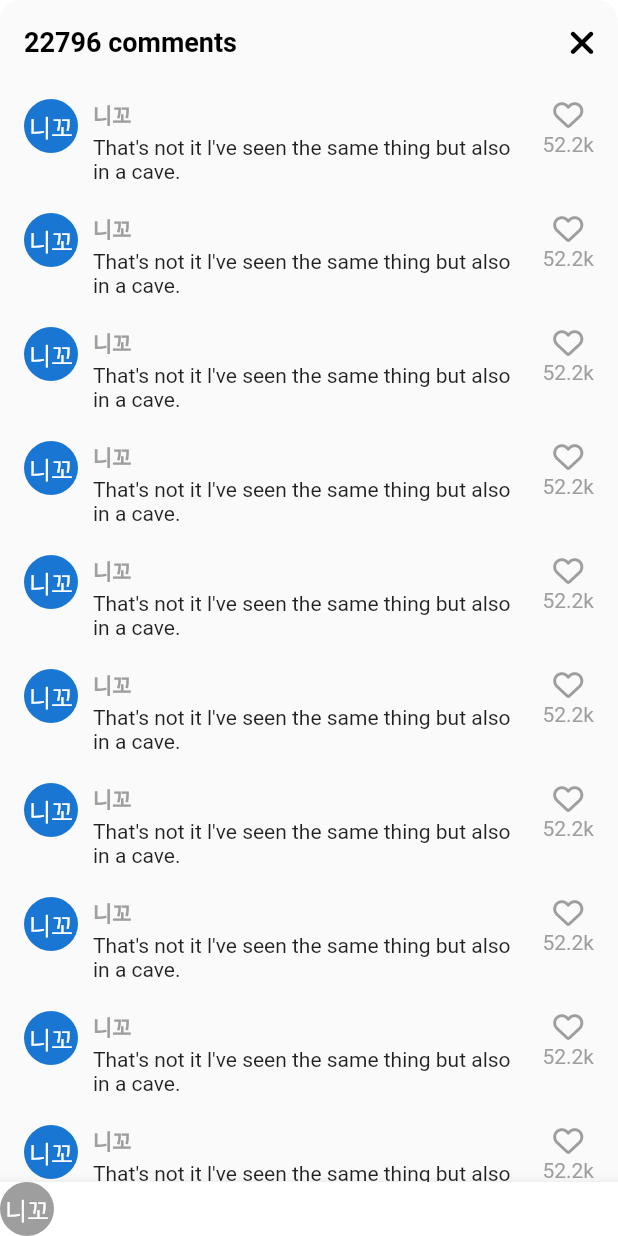
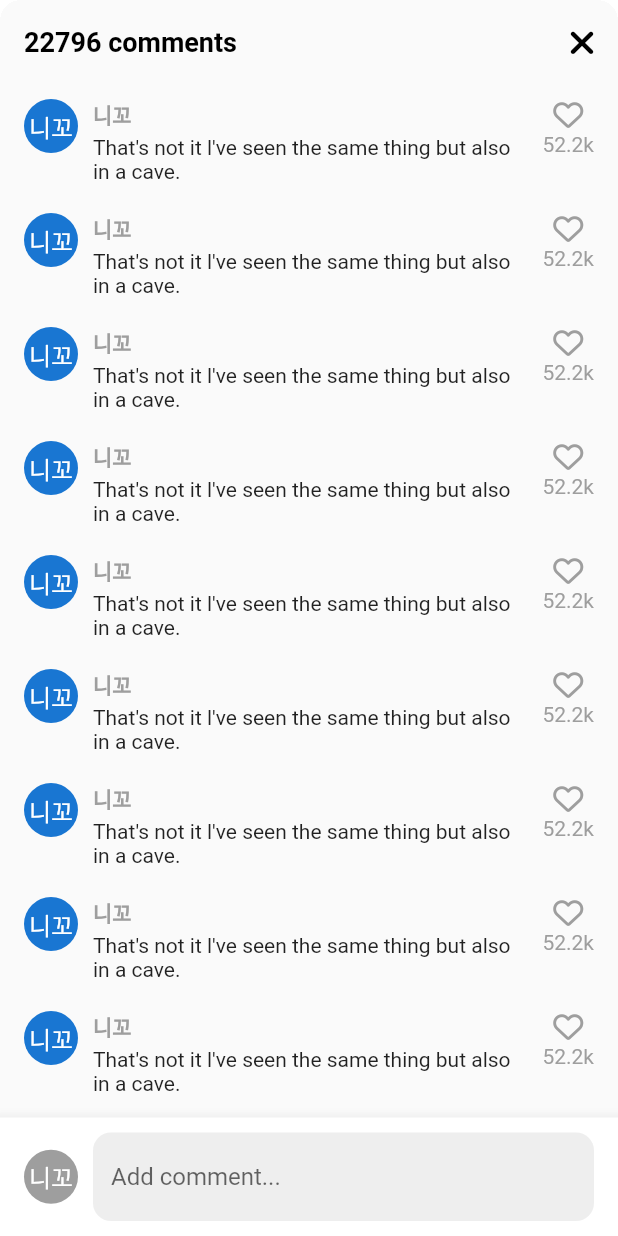
Before and after one commit to jiunson/tiktok_clone_2nd, a Flutter app: the VideoComments screen opened directly, on a phone screen of 412 x 824 dp. Run offline on Flutter 3.47's test engine with Material 2 defaults, Android fonts, the phone set to English and light mode, and no system bars; our stand-ins replace font_awesome_flutter, video_player, visibility_detector; network calls fail.

Commit message:
@8.2 Add Comment

```diff
--- a/lib/features/main_navigation/main_navigation_screen.dart
+++ b/lib/features/main_navigation/main_navigation_screen.dart
@@ -38,6 +38,7 @@ class _MainNavgationScreenState extends State<MainNavgationScreen> {
   @override
   Widget build(BuildContext context) {
     return Scaffold(
+      resizeToAvoidBottomInset: false, // 화면 키보드를 피하기 위해 자체 크기를 조정 설정
       backgroundColor: _selectedIndex == 0 ? Colors.black : Colors.white,
       body: Stack(children: [
         Offstage(
--- a/lib/features/videos/widgets/video_comments.dart
+++ b/lib/features/videos/widgets/video_comments.dart
@@ -17,7 +17,9 @@ class _VideoCommentsState extends State<VideoComments> {
 
   @override
   Widget build(BuildContext context) {
+    final size = MediaQuery.of(context).size;
     return Container(
+      height: size.height * 0.75, // bottomsheet 높이 설정.
       clipBehavior: Clip.hardEdge,
       decoration: BoxDecoration(
         borderRadius: BorderRadius.circular(Sizes.size14),
@@ -35,7 +37,9 @@ class _VideoCommentsState extends State<VideoComments> {
             ),
           ],
         ),
-        body: ListView.separated(
+        body: Stack(
+          children: [
+            ListView.separated(
               padding: const EdgeInsets.symmetric(
                 vertical: Sizes.size10,
                 horizontal: Sizes.size16,
@@ -88,8 +92,16 @@ class _VideoCommentsState extends State<VideoComments> {
                 ],
               ),
             ),
-        bottomNavigationBar: BottomAppBar(
+            Positioned(
+              bottom: 0,
+              width: size.width, // width 지정해야 에러 안남.
+              child: BottomAppBar(
                 color: Colors.white,
+                child: Padding(
+                  padding: const EdgeInsets.symmetric(
+                    horizontal: Sizes.size16,
+                    vertical: Sizes.size10,
+                  ),
                   child: Row(
                     children: [
                       CircleAvatar(
@@ -98,8 +110,33 @@ class _VideoCommentsState extends State<VideoComments> {
                         foregroundColor: Colors.white,
                         child: const Text("니꼬"),
                       ),
+                      Gaps.h10,
+                      Expanded(
+                        child: TextField(
+                          cursorColor: Theme.of(context).primaryColor,
+                          decoration: InputDecoration(
+                            hintText: "Add comment...",
+                            border: OutlineInputBorder(
+                              borderRadius: BorderRadius.circular(
+                                Sizes.size12,
+                              ),
+                              borderSide: BorderSide.none,
+                            ),
+                            filled: true,
+                            fillColor: Colors.grey.shade200,
+                            contentPadding: const EdgeInsets.symmetric(
+                              vertical: Sizes.size20,
+                              horizontal: Sizes.size12,
+                            ),
+                          ),
+                        ),
+                      ),
                     ],
                   ),
+                ),
+              ),
+            ),
+          ],
         ),
       ),
     );
--- a/lib/features/videos/widgets/video_post.dart
+++ b/lib/features/videos/widgets/video_post.dart
@@ -77,6 +77,7 @@ class _VideoPostState extends State<VideoPost>
     }
     await showModalBottomSheet(
       context: context,
+      isScrollControlled: true, // true : bottom sheet의 사이즈 변경 시 필수.
       backgroundColor: Colors.transparent, // 상단 라운드 처리를 위해 Modal 배경을 투명하게 설정한다.
       builder: (context) => const VideoComments(),
     );
```
Lines whose indentation alone changed are shown as unchanged.
